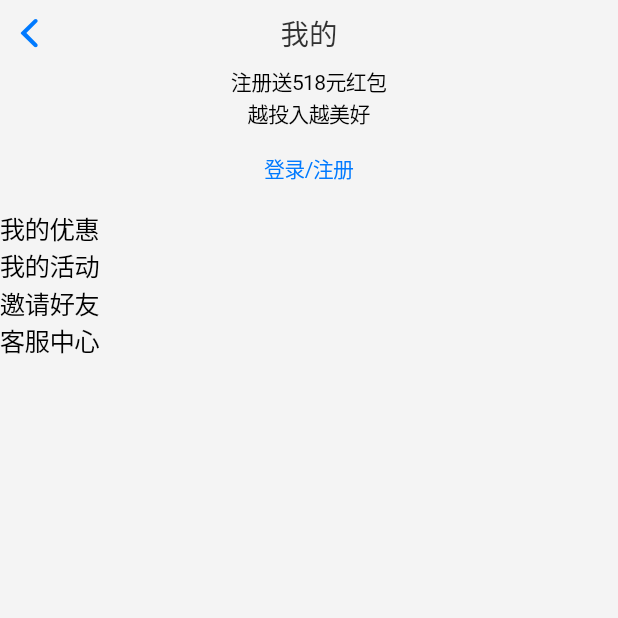
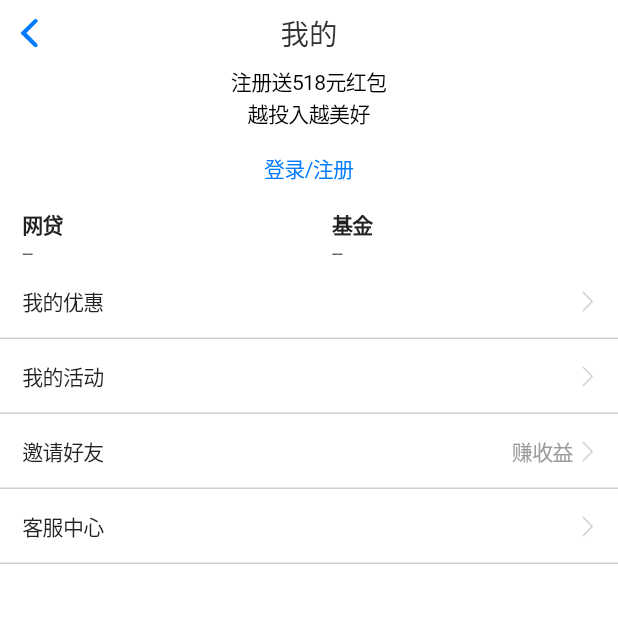
Before and after one commit to xxdzyyh/xn_flutter_app, a Flutter app: the MyPage screen opened directly, on a phone screen of 412 x 824 dp, the top half of it. Run offline on Flutter 3.47's test engine with Material 2 defaults, Android fonts, the phone set to English and light mode, and no system bars; our stand-ins replace cookie_jar, dio, flutter_easyrefresh, flutter_spinkit, flutter_swiper; missing offline and left inert: flutter_webview_plugin; generated files the repository leaves out were written again.

Commit message:
添加my实现

```diff
--- a/lib/uibuild/xncolor.dart
+++ b/lib/uibuild/xncolor.dart
@@ -23,3 +23,6 @@ const Color xn_bg_color = Color(0xFFF4F4F4);
 
 ///0xEEEEEE
 const Color xn_line_color = Color(0xFFEEEEEE);
+
+///0xd0d0d0
+const Color xn_split_color = Color(0xFFD0D0D0);
--- a/lib/views/my.dart
+++ b/lib/views/my.dart
@@ -2,6 +2,24 @@ import 'package:flutter/material.dart';
 import 'package:flutter/cupertino.dart';
 import 'package:xn_flutter_app/uibuild/xncolor.dart';
 import 'package:xn_flutter_app/views/my_page/account_vm.dart';
+
+/*图片放在根目录下的images文件夹里*/
+imageNamed(String imageName,{double height, double width}) {
+  return Image.asset("assets/images/$imageName.png",height: height,width: width,);
+}
+
+divider() {
+
+  return Container(
+    height: 0.0,
+    margin: EdgeInsetsDirectional.only(start: 0),
+    decoration: BoxDecoration(
+      border: Border(
+        bottom: BorderSide(color: xn_split_color),
+      ),
+    ),
+  );
+}
 
 class MyPage extends StatefulWidget {
   @override
@@ -21,6 +39,7 @@ class _MyPageState extends State<MyPage> {
       child: Center(
         child: _setupListView(),
       ),
+      backgroundColor: Colors.white,
     );
   }
 
@@ -28,14 +47,19 @@ class _MyPageState extends State<MyPage> {
   Widget _setupListView() {
 
     return ListView.builder(
-      itemCount: 1+this.accountVM.singleItems.length,
+      itemCount: 1+this.accountVM.groupCellModels.length+this.accountVM.singleItems.length,
       itemBuilder: (context,i) {
         if (i == 0) {
           return _setupHeader();
+        } else if (i<this.accountVM.groupCellModels.length+1) {
+
+          List list = this.accountVM.groupCellModels[i-1];
+
+          return _setupGroupCell(list);
         } else {
-          XNAccountSingleCellModel vm = this.accountVM.singleItems[i-1];
+          XNAccountSingleCellModel vm = this.accountVM.singleItems[i-1-this.accountVM.groupCellModels.length];
 
-          return Text(vm.title);
+          return _setupSingleCell(vm);
         }
 
       });
@@ -66,4 +90,62 @@ class _MyPageState extends State<MyPage> {
     return Column(children: <Widget>[_setupNotLoginView()],mainAxisAlignment: MainAxisAlignment.center,);
   }
 
+  Widget _setupGroupCell(List list) {
+
+    Column left;
+    Column right;
+
+    if (list.length > 1) {
+
+      XNAccountSingleCellModel model = list[1];
+
+      var title = Padding(padding: EdgeInsets.only(left: 15),child:Text(model.title,style: TextStyle(fontSize: 14,color: Color(0xFF222222),fontWeight: FontWeight.bold)));
+      var tips = Padding(padding: EdgeInsets.only(left: 15),child:Text(model.value,style: TextStyle(fontSize: 14,color: Color(0xFF5F5F5F))));
+
+      right = Column(children: <Widget>[title,tips],crossAxisAlignment: CrossAxisAlignment.start,);
+
+    }
+
+    XNAccountSingleCellModel model = list[0];
+
+    var title = Padding(padding: EdgeInsets.only(left: 15),child:Text(model.title,style: TextStyle(fontSize: 14,color: Color(0xFF222222),fontWeight: FontWeight.bold)));
+    var tips = Padding(padding: EdgeInsets.only(left: 15),child:Text(model.value,style: TextStyle(fontSize: 14,color: Color(0xFF5F5F5F))));
+
+    left = Column(children: <Widget>[title,tips],crossAxisAlignment: CrossAxisAlignment.start,);
+
+    var splitLine = Container(
+      width: 1.0,
+      margin: EdgeInsetsDirectional.only(top: 0),
+      decoration: BoxDecoration(
+        border: Border(
+          left: BorderSide(color: xn_split_color),
+        ),
+      ),
+    );
+
+    Row row;
+
+    if (null != right) {
+       row = Row(children: <Widget>[Expanded(child: left),splitLine,Expanded(child: right)],);
+    } else {
+       row = Row(children: <Widget>[left],);
+    }
+
+    return row;
+  }
+
+  // Single Cell
+  Widget _setupSingleCell(XNAccountSingleCellModel model) {
+
+    var title = Padding(padding: EdgeInsets.only(left: 15),child: Text(model.title,style: TextStyle(fontSize: 14,color: Color(0xFF222222)),),);
+    var tips = Expanded(child: Text(model.value,style: TextStyle(fontSize: 14,color: Color(0xFF9B9B9B)),textAlign: TextAlign.end,));
+    var arrow = Padding(padding: EdgeInsets.only(right: 15,left: 5),child: imageNamed("right_more",width: 10,height: 14),);
+
+    Column column = Column(children: <Widget>[SizedBox(height: 50,child: Row(children: <Widget>[title,Spacer(),tips,arrow],),),
+    divider()],);
+
+    return column;
+  }
+
+
 }
--- a/lib/views/my_page/account_vm.dart
+++ b/lib/views/my_page/account_vm.dart
@@ -29,6 +29,8 @@ class XNAccoutVM {
   }
 
   List groupItems = List<XNAccountSingleCellModel>();
+  List groupCellModels = List();
+
   List singleItems = List<XNAccountSingleCellModel>();
 
   _setupVM() {
@@ -38,10 +40,23 @@ class XNAccoutVM {
     this.groupItems.add(netCreditModel);
     this.groupItems.add(fundModel);
 
-    XNAccountSingleCellModel myCouponModel = XNAccountSingleCellModel("我的优惠","--","icon_account_mycoupon",XNAccountCellModelType.coupon);
-    XNAccountSingleCellModel myActivityModel = XNAccountSingleCellModel("我的活动","--","icon_account_netcredit",XNAccountCellModelType.activity);
+    var rowCount = (this.groupItems.length + 1) ~/ 2;
+
+    for (int i=0;i<rowCount;i++) {
+      var temp = List();
+
+      temp.add(this.groupItems[i]);
+      if (i+1 < this.groupItems.length) {
+        temp.add(this.groupItems[i+1]);
+      }
+
+      this.groupCellModels.add(temp);
+    }
+
+    XNAccountSingleCellModel myCouponModel = XNAccountSingleCellModel("我的优惠","","icon_account_mycoupon",XNAccountCellModelType.coupon);
+    XNAccountSingleCellModel myActivityModel = XNAccountSingleCellModel("我的活动","","icon_account_netcredit",XNAccountCellModelType.activity);
     XNAccountSingleCellModel myFinancierModel = XNAccountSingleCellModel("邀请好友","赚收益","icon_account_myfinancier",XNAccountCellModelType.financier);
-    XNAccountSingleCellModel customerServiceModel = XNAccountSingleCellModel("客服中心","--","icon_account_customerService",XNAccountCellModelType.service);
+    XNAccountSingleCellModel customerServiceModel = XNAccountSingleCellModel("客服中心","","icon_account_customerService",XNAccountCellModelType.service);
 
     this.singleItems.add(myCouponModel);
     this.singleItems.add(myActivityModel);
```
